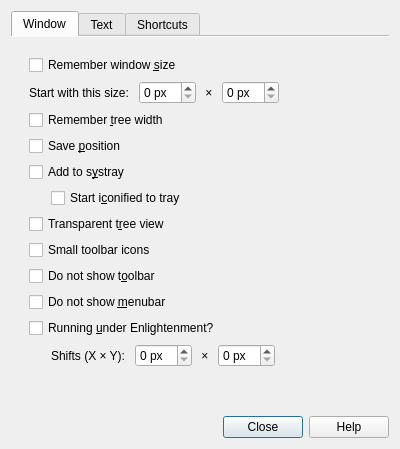
Old version of the form feathernotes/predDialog.ui in the repository tsujan/FeatherNotes.
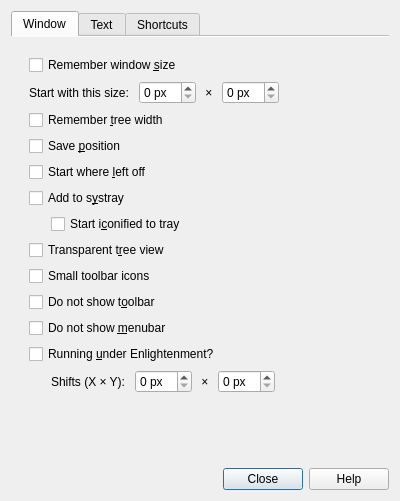
New version of the form.

```diff
--- a/feathernotes/predDialog.ui
+++ b/feathernotes/predDialog.ui
@@ -7,7 +7,7 @@
     <x>0</x>
     <y>0</y>
     <width>400</width>
-    <height>386</height>
+    <height>501</height>
    </rect>
   </property>
   <property name="windowTitle">
@@ -119,6 +119,13 @@
             </property>
            </widget>
           </item>
+          <item>
+           <widget class="QCheckBox" name="startWhereLeftOff">
+            <property name="text">
+             <string>Start where &amp;left off</string>
+            </property>
+           </widget>
+          </item>
           <item>
            <widget class="QCheckBox" name="hasTrayBox">
             <property name="toolTip">
```
